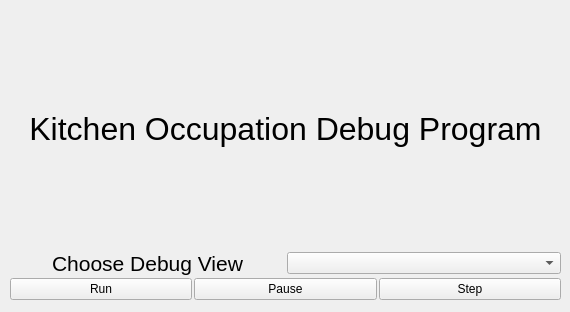
Above: src/Debugging/MainDebugWindow.ui from GroupDenseKitchen/KitchenOccupation before the change. Below: the same form after it.
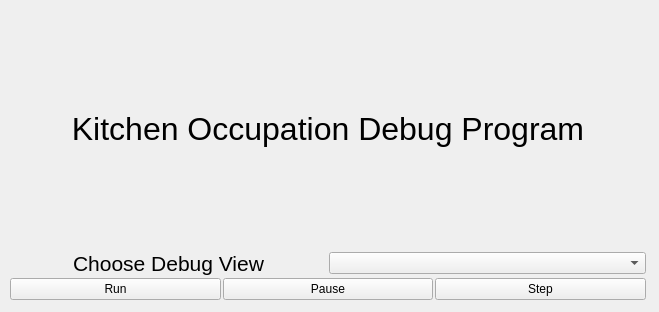
That is the form after the change.

```diff
--- a/src/Debugging/MainDebugWindow.ui
+++ b/src/Debugging/MainDebugWindow.ui
@@ -6,7 +6,7 @@
    <rect>
     <x>0</x>
     <y>0</y>
-    <width>570</width>
+    <width>659</width>
     <height>312</height>
    </rect>
   </property>
@@ -22,7 +22,7 @@
      <rect>
       <x>10</x>
       <y>9</y>
-      <width>551</width>
+      <width>636</width>
       <height>291</height>
      </rect>
     </property>
```
